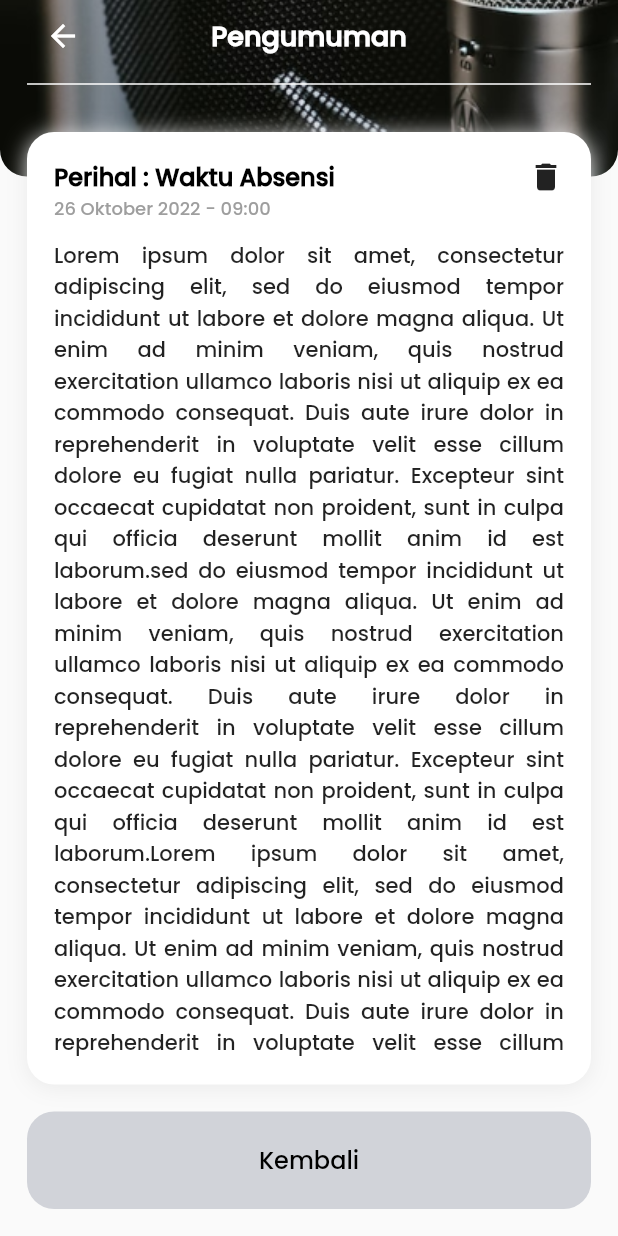
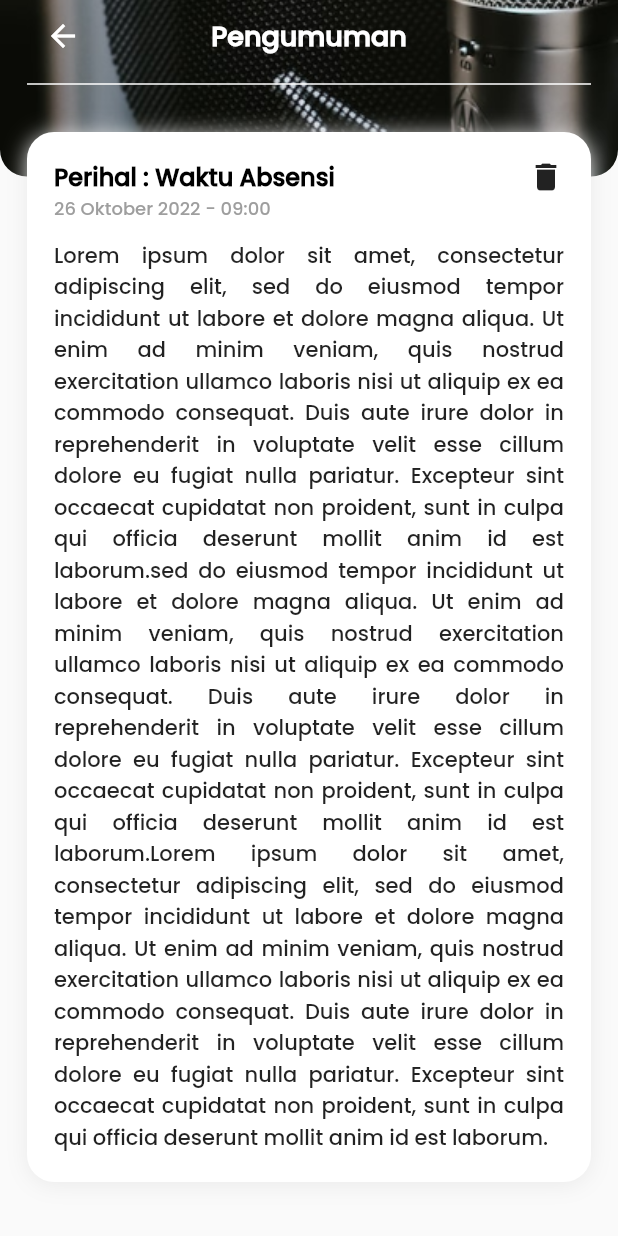
Before and after one commit to hoesk1ee/radio_valore, a Flutter app: the ShowAnnouncement screen opened directly, on a phone screen of 412 x 824 dp. Run offline on Flutter 3.47's test engine with Material 2 defaults, Android fonts, the phone set to English and light mode, and no system bars.

Commit message:
remove back button

```diff
--- a/lib/pages/showAnnouncement_page.dart
+++ b/lib/pages/showAnnouncement_page.dart
@@ -77,14 +77,6 @@ class _ShowAnnouncementState extends State<ShowAnnouncement> {
                       height: MediaQuery.of(context).size.height,
                     ),
                   ),
-                  CustomActionButton(
-                    onTap: () {
-                      Navigator.pop(context);
-                    },
-                    text: "Kembali",
-                    buttonColor: Color(0xFFD1D3D9),
-                    textStyle: backActionButtonTextStyle,
-                  )
                 ],
               ),
             ),
```
